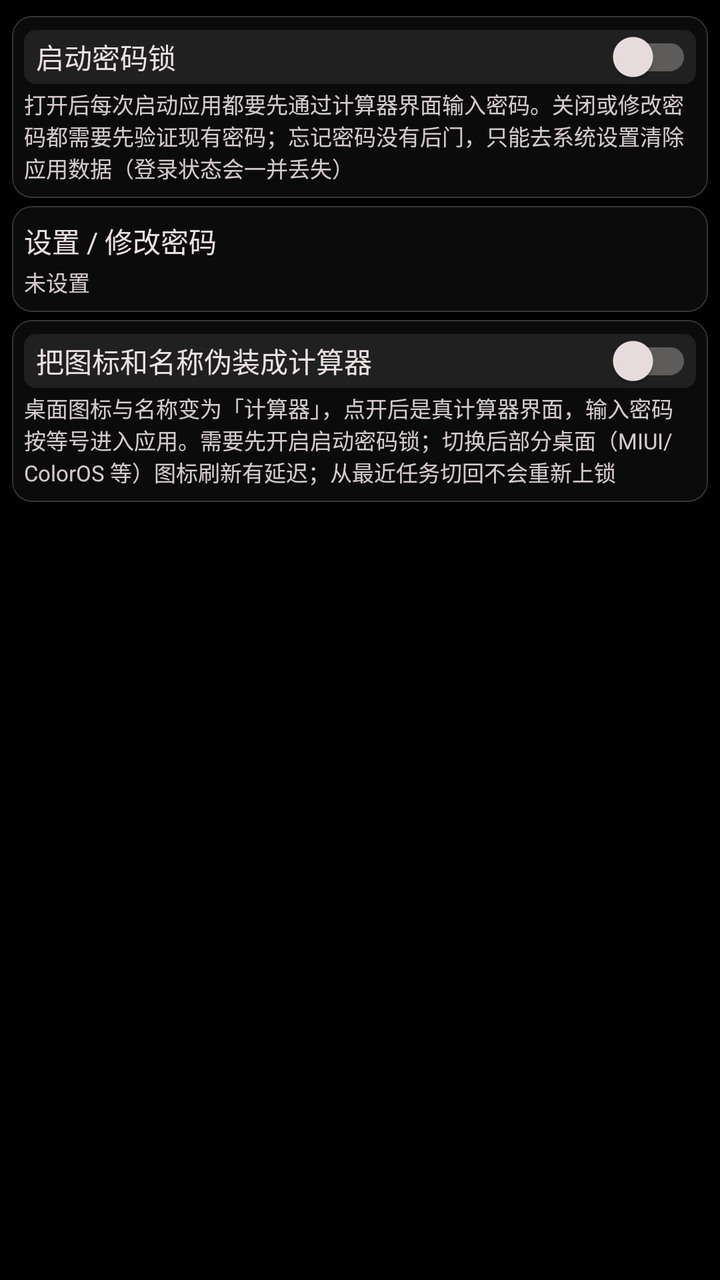
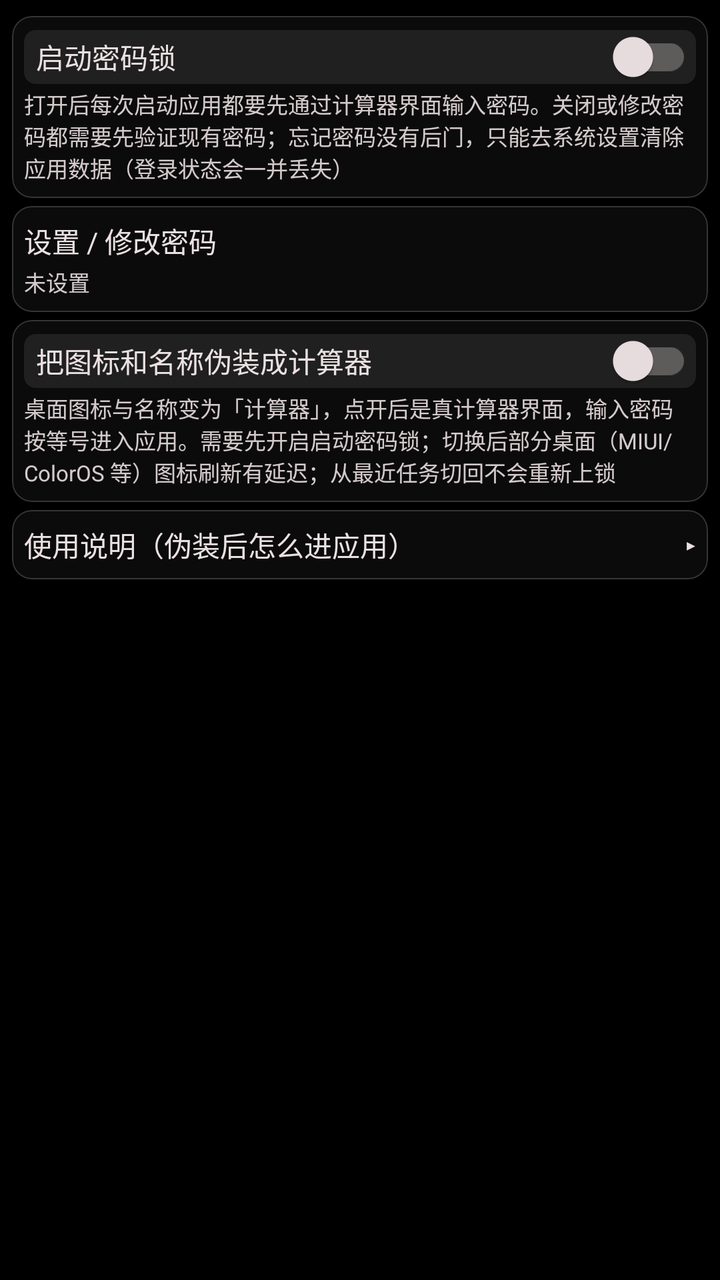

Compare the two renders of this Android layout. The source of the first and the diff that turns it into the second are given below.
<!-- AndroidManifest.xml: application theme Theme.BiliClient -->
<!-- res/layout/activity_privacy_lock.xml -->
<?xml version="1.0" encoding="utf-8"?>
<LinearLayout xmlns:android="http://schemas.android.com/apk/res/android"
    android:layout_width="match_parent"
    android:layout_height="match_parent"
    android:orientation="vertical">

    <ScrollView
        android:layout_width="match_parent"
        android:layout_height="match_parent"
        android:fillViewport="true">

        <LinearLayout
            android:layout_width="match_parent"
            android:layout_height="wrap_content"
            android:orientation="vertical"
            android:paddingVertical="6dp">

            <com.google.android.material.card.MaterialCardView
                android:layout_width="match_parent"
                android:layout_height="wrap_content"
                android:layout_marginHorizontal="@dimen/activity_padding_horizontal"
                android:layout_marginVertical="@dimen/list_margin_vertical">

                <LinearLayout
                    android:layout_width="match_parent"
                    android:layout_height="wrap_content"
                    android:orientation="vertical"
                    android:paddingHorizontal="6dp"
                    android:paddingVertical="7dp">

                    <com.google.android.material.switchmaterial.SwitchMaterial
                        android:id="@+id/lock_switch"
                        android:layout_width="match_parent"
                        android:layout_height="wrap_content"
                        android:text="启动密码锁"
                        android:textSize="14sp" />

                    <TextView
                        android:layout_width="match_parent"
                        android:layout_height="wrap_content"
                        android:layout_marginTop="2dp"
                        android:alpha="0.9"
                        android:text="打开后每次启动应用都要先通过计算器界面输入密码。关闭或修改密码都需要先验证现有密码；忘记密码没有后门，只能去系统设置清除应用数据（登录状态会一并丢失）"
                        android:textSize="11sp" />
                </LinearLayout>
            </com.google.android.material.card.MaterialCardView>

            <com.google.android.material.card.MaterialCardView
                android:id="@+id/change_password"
                android:layout_width="match_parent"
                android:layout_height="wrap_content"
                android:layout_marginHorizontal="@dimen/activity_padding_horizontal"
                android:layout_marginVertical="@dimen/list_margin_vertical"
                android:clickable="true"
                android:focusable="true">

                <LinearLayout
                    android:layout_width="match_parent"
                    android:layout_height="wrap_content"
                    android:orientation="vertical"
                    android:paddingHorizontal="6dp"
                    android:paddingVertical="7dp">

                    <TextView
                        android:layout_width="wrap_content"
                        android:layout_height="wrap_content"
                        android:text="设置 / 修改密码"
                        android:textSize="14sp" />

                    <TextView
                        android:id="@+id/change_password_desc"
                        android:layout_width="match_parent"
                        android:layout_height="wrap_content"
                        android:layout_marginTop="2dp"
                        android:alpha="0.9"
                        android:text="未设置"
                        android:textSize="11sp" />
                </LinearLayout>
            </com.google.android.material.card.MaterialCardView>

            <com.google.android.material.card.MaterialCardView
                android:layout_width="match_parent"
                android:layout_height="wrap_content"
                android:layout_marginHorizontal="@dimen/activity_padding_horizontal"
                android:layout_marginVertical="@dimen/list_margin_vertical">

                <LinearLayout
                    android:layout_width="match_parent"
                    android:layout_height="wrap_content"
                    android:orientation="vertical"
                    android:paddingHorizontal="6dp"
                    android:paddingVertical="7dp">

                    <com.google.android.material.switchmaterial.SwitchMaterial
                        android:id="@+id/disguise_switch"
                        android:layout_width="match_parent"
                        android:layout_height="wrap_content"
                        android:text="把图标和名称伪装成计算器"
                        android:textSize="14sp" />

                    <TextView
                        android:layout_width="match_parent"
                        android:layout_height="wrap_content"
                        android:layout_marginTop="2dp"
                        android:alpha="0.9"
                        android:text="桌面图标与名称变为「计算器」，点开后是真计算器界面，输入密码按等号进入应用。需要先开启启动密码锁；切换后部分桌面（MIUI/ColorOS 等）图标刷新有延迟；从最近任务切回不会重新上锁"
                        android:textSize="11sp" />
                </LinearLayout>
            </com.google.android.material.card.MaterialCardView>

        </LinearLayout>
    </ScrollView>
</LinearLayout>
<!-- resources referenced by this layout -->
<resources>
  <dimen name="activity_padding_horizontal">6dp</dimen>
  <dimen name="list_margin_vertical">2dp</dimen>
  <color name="bgblack">#000000</color>
  <color name="pink">#FBFB8787</color>
  <color name="textwhite">#ebe0e2</color>
  <style name="TextViewSytle" parent="Widget.AppCompat.TextView">
          <item name="android:textSize">14sp</item>
          #设置默认字体大小，某些设备的默认字体偏大
      </style>
  <style name="EditTextStyle" parent="Widget.AppCompat.EditText">
          <item name="android:textColorHint">#80ffffff</item>
          <item name="android:textCursorDrawable">@drawable/cursor_drawable</item>
          <item name="android:textColor">@color/textwhite</item>
      </style>
  <style name="CardStyle" parent="Widget.MaterialComponents.CardView">
          <item name="cardBackgroundColor">@color/card_bg_new</item>
          <item name="cardCornerRadius">@dimen/card_round_new</item>
          <item name="strokeColor">@color/card_border_new</item>
          <item name="strokeWidth">@dimen/card_stroke_new</item>
          <item name="rippleColor" tools:ignore="PrivateResource">@android:color/transparent</item>
          
          <item name="cardElevation">0dp</item>
          <item name="android:stateListAnimator" tools:targetApi="lollipop">@animator/press_scale</item>
          <item name="android:clickable">true</item>
          <item name="android:focusable">true</item>
      </style>
  <style name="ButtonStyle" parent="Widget.MaterialComponents.Button">
          <item name="backgroundTint">@color/card_bg_new</item>
          <item name="cornerRadius">@dimen/card_round_new</item>
          <item name="strokeColor">@color/card_border_new</item>
          <item name="strokeWidth">@dimen/card_stroke_new</item>
          <item name="android:stateListAnimator" tools:targetApi="lollipop">@animator/press_scale</item>
          <item name="android:textColor">@color/textwhite</item>
          <item name="android:insetTop">2dp</item>
          <item name="android:insetBottom">2dp</item>
          <item name="android:paddingLeft">2dp</item>
          <item name="android:paddingRight">2dp</item>
          <item name="android:clickable">true</item>
          <item name="android:focusable">true</item>
      </style>
  <style name="SwitchCompatStyle" parent="Widget.AppCompat.CompoundButton.Switch">
          <item name="android:paddingLeft">6dp</item>
          <item name="android:paddingRight">2dp</item>
          <item name="android:background">@drawable/background_edittext_setting</item>
          <item name="android:textColor">@color/textwhite</item>
      </style>
  <style name="RadioButtonStyle" parent="Widget.MaterialComponents.CompoundButton.RadioButton">
          <item name="android:minHeight">10dp</item>
      </style>
  <style name="ListStyle">
          <item name="android:descendantFocusability">afterDescendants</item>
      </style>
  <color name="bili_pink">#FE679A</color>
  <color name="color_ripple">#78FEFEFE</color>
  <!-- drawable cursor_drawable (drawable) -->
  <?xml version="1.0" encoding="utf-8"?>
  
  <shape xmlns:android="http://schemas.android.com/apk/res/android">
      <solid android:color="#eeFB7299" />
      <size android:width="2dp" />
  </shape>
  <color name="card_bg_new">#4D262626</color>
  <dimen name="card_round_new">10dp</dimen>
  <color name="card_border_new">#363636</color>
  <dimen name="card_stroke_new">0.5dp</dimen>
  <!-- drawable background_edittext_setting (drawable) -->
  <?xml version="1.0" encoding="utf-8"?>
  
  <shape xmlns:android="http://schemas.android.com/apk/res/android">
      <solid android:color="#cc262626" />
      <stroke
          android:width="@dimen/card_stroke"
          android:color="#70707070" />
      <corners android:radius="@dimen/card_round" />
  </shape>
  <dimen name="card_stroke">0dp</dimen>
  <dimen name="card_round">6dp</dimen>
  <!-- unchanged entries left out for length: 2 -->
</resources>

<!-- the commit's change to res/layout/activity_privacy_lock.xml (unified diff, before → after) -->
@@ -108,6 +108,55 @@
                 </LinearLayout>
             </com.google.android.material.card.MaterialCardView>
 
+            <com.google.android.material.card.MaterialCardView
+                android:layout_width="match_parent"
+                android:layout_height="wrap_content"
+                android:layout_marginHorizontal="@dimen/activity_padding_horizontal"
+                android:layout_marginVertical="@dimen/list_margin_vertical">
+
+                <LinearLayout
+                    android:layout_width="match_parent"
+                    android:layout_height="wrap_content"
+                    android:orientation="vertical"
+                    android:paddingHorizontal="6dp"
+                    android:paddingVertical="7dp">
+
+                    <LinearLayout
+                        android:id="@+id/tutorial_header"
+                        android:layout_width="match_parent"
+                        android:layout_height="wrap_content"
+                        android:background="?attr/selectableItemBackground"
+                        android:gravity="center_vertical"
+                        android:orientation="horizontal">
+
+                        <TextView
+                            android:layout_width="0dp"
+                            android:layout_height="wrap_content"
+                            android:layout_weight="1"
+                            android:text="使用说明（伪装后怎么进应用）"
+                            android:textSize="14sp" />
+
+                        <TextView
+                            android:id="@+id/tutorial_arrow"
+                            android:layout_width="wrap_content"
+                            android:layout_height="wrap_content"
+                            android:text="▸"
+                            android:textSize="14sp" />
+                    </LinearLayout>
+
+                    <TextView
+                        android:id="@+id/tutorial_body"
+                        android:layout_width="match_parent"
+                        android:layout_height="wrap_content"
+                        android:layout_marginTop="6dp"
+                        android:alpha="0.9"
+                        android:lineSpacingExtra="3dp"
+                        android:text="① 点上方「设置 / 修改密码」，设一个 4-12 位纯数字密码\n② 打开「启动密码锁」\n③ 打开「把图标和名称伪装成计算器」，确认后桌面图标变成「计算器」\n④ 点桌面「计算器」：进去是一个能正常算数的计算器\n⑤ 输入密码后按「=」，进入应用\n\n【注意】\n· 部分桌面（MIUI / ColorOS 等）图标刷新有几秒延迟，属正常现象\n· 从最近任务切回不会重新上锁，只有冷启动才验证密码\n· 恢复原图标：点桌面「计算器」→ 输密码进应用 → 设置 → 偏好设置 → 隐私与伪装 → 关掉伪装开关\n· 忘记密码没有后门，只能去系统设置清除应用数据（登录状态会一并丢失）"
+                        android:textSize="11sp"
+                        android:visibility="gone" />
+                </LinearLayout>
+            </com.google.android.material.card.MaterialCardView>
+
         </LinearLayout>
     </ScrollView>
 </LinearLayout>
